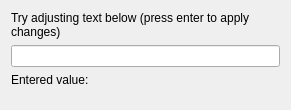
jfpatrick/accsoft-gui-rad-comrad, file _comrad_examples/1_basic/3_line_edit/app.ui: the form before one commit.
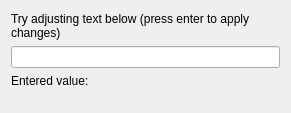
The form after the commit. Custom widgets are drawn as their Qt base class.

```diff
--- a/_comrad_examples/1_basic/3_line_edit/app.ui
+++ b/_comrad_examples/1_basic/3_line_edit/app.ui
@@ -7,7 +7,7 @@
     <x>0</x>
     <y>0</y>
     <width>291</width>
-    <height>110</height>
+    <height>113</height>
    </rect>
   </property>
   <property name="windowTitle">
```
Left out of the diff: 2 changed lines with no effect on the pictures.
